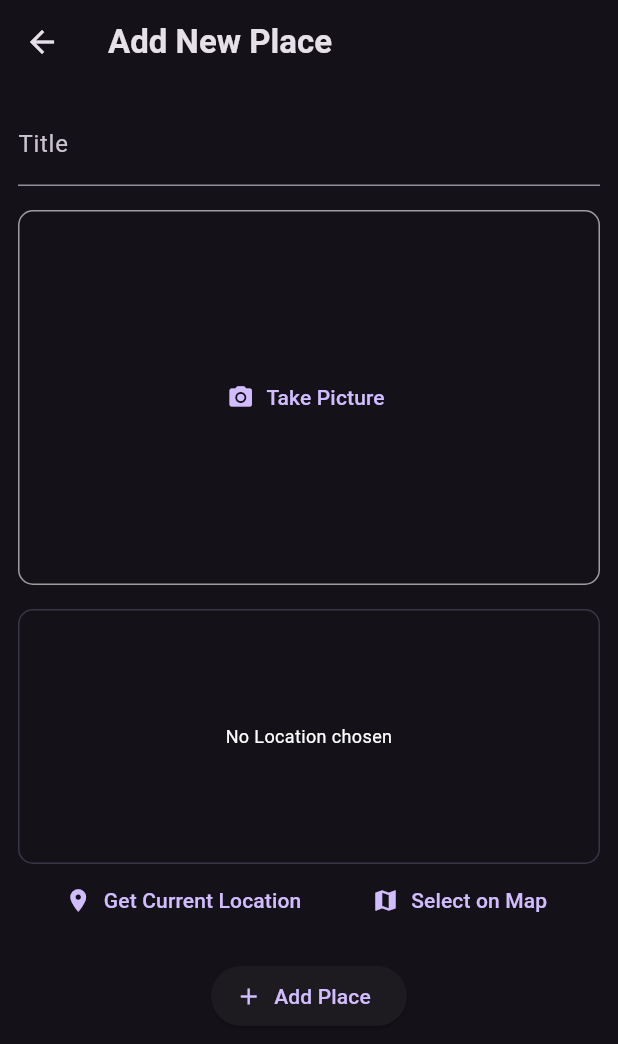
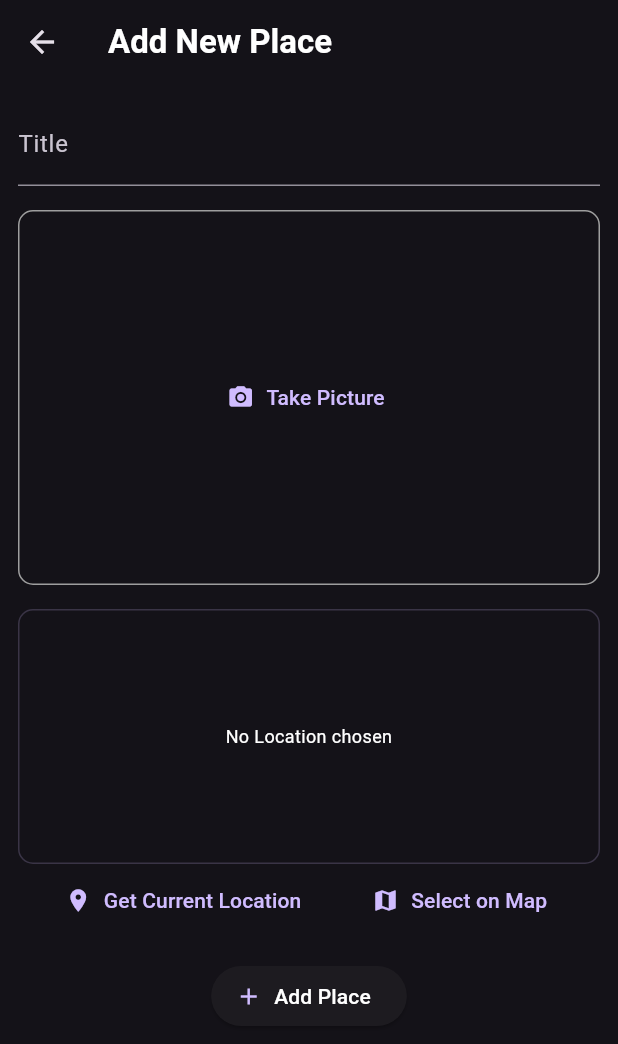
Before and after one commit to Fatah03111995/favorite_place_medium, a Flutter app: the screen it shows after launch, after a tap on the "add" icon, on a phone screen of 412 x 824 dp. Shown: the top 1044 px of the screen. Run offline on Flutter 3.47's test engine with Material 3 defaults, Android fonts, the phone set to English and light mode, and no system bars; our stand-ins replace flutter_map, flutter_riverpod, google_fonts, image_picker, latlong2, location.

Commit message:
feat : add map

```diff
--- a/lib/main.dart
+++ b/lib/main.dart
@@ -20,12 +20,13 @@ class MyApp extends StatelessWidget {
       theme: ThemeData.dark().copyWith(
         textTheme: GoogleFonts.ubuntuCondensedTextTheme().copyWith(
           titleSmall: GoogleFonts.ubuntuCondensed(
-            fontWeight: FontWeight.bold,
-          ),
+              fontWeight: FontWeight.bold, color: Colors.white),
           titleMedium: GoogleFonts.ubuntuCondensed(
+            color: Colors.white,
             fontWeight: FontWeight.bold,
           ),
           titleLarge: GoogleFonts.ubuntuCondensed(
+            color: Colors.white,
             fontWeight: FontWeight.bold,
           ),
         ),
--- a/lib/screens/places_add.dart
+++ b/lib/screens/places_add.dart
@@ -38,13 +38,17 @@ class _PlacesAddPageState extends ConsumerState<PlacesAddPage> {
   Widget build(BuildContext context) {
     return Scaffold(
       appBar: AppBar(
-        title: const Text('Add New Place'),
+        title: const Text(
+          'Add New Place',
+          style: TextStyle(color: Colors.white),
+        ),
       ),
       body: SingleChildScrollView(
         padding: const EdgeInsets.all(12),
         child: Column(
           children: [
             TextField(
+              style: const TextStyle(color: Colors.white),
               decoration: const InputDecoration(labelText: 'Title'),
               controller: _titleController,
             ),
@@ -62,7 +66,10 @@ class _PlacesAddPageState extends ConsumerState<PlacesAddPage> {
                   _safePlace();
                 },
                 icon: const Icon(Icons.add),
-                label: const Text('Add Place')),
+                label: const Text(
+                  'Add Place',
+                  style: TextStyle(color: Colors.white),
+                )),
           ],
         ),
       ),
--- a/lib/screens/places_detail.dart
+++ b/lib/screens/places_detail.dart
@@ -9,7 +9,10 @@ class PlacesDetailPage extends StatelessWidget {
   Widget build(BuildContext context) {
     return Scaffold(
       appBar: AppBar(
-        title: Text(place.title),
+        title: Text(
+          place.title,
+          style: const TextStyle(color: Colors.white),
+        ),
       ),
       body: Stack(
         children: [
--- a/lib/screens/places_main.dart
+++ b/lib/screens/places_main.dart
@@ -12,7 +12,10 @@ class PlacesMainPage extends ConsumerWidget {
     final userPlaces = ref.watch(userPlacesProvider);
     return Scaffold(
       appBar: AppBar(
-        title: const Text('Your places'),
+        title: const Text(
+          'Your places',
+          style: TextStyle(color: Colors.white),
+        ),
         actions: [
           IconButton(
             onPressed: () {
--- a/lib/widgets/places_list.dart
+++ b/lib/widgets/places_list.dart
@@ -13,7 +13,10 @@ class PlacesList extends StatelessWidget {
   Widget build(BuildContext context) {
     if (places.isEmpty) {
       return const Center(
-        child: Text('No Places added yet'),
+        child: Text(
+          'No Places added yet',
+          style: TextStyle(color: Colors.white),
+        ),
       );
     }
 
@@ -36,11 +39,7 @@ class PlacesList extends StatelessWidget {
               );
             },
             title: Text(places[index].title,
-              style: Theme.of(context)
-                  .textTheme
-                  .titleMedium!
-                  .copyWith(color: Colors.black)),
-        );
+                style: Theme.of(context).textTheme.titleMedium!));
       },
     );
   }
--- a/pubspec.yaml
+++ b/pubspec.yaml
@@ -15,6 +15,11 @@ dependencies:
   flutter_riverpod: ^2.5.1
   image_picker: ^1.1.2
   location: ^7.0.0
+  latlong2: ^0.9.1
+  url_launcher: ^6.3.0
+  flutter_map: ^7.0.2
+  flutter_map_location_marker: ^9.0.0
+  http: ^1.2.2
 
 dev_dependencies:
   flutter_lints: ^3.0.0
```
Also changed, not shown: lib/widgets/location_input.dart (+49 -11 lines), pubspec.lock. Lines whose indentation alone changed are shown as unchanged.
